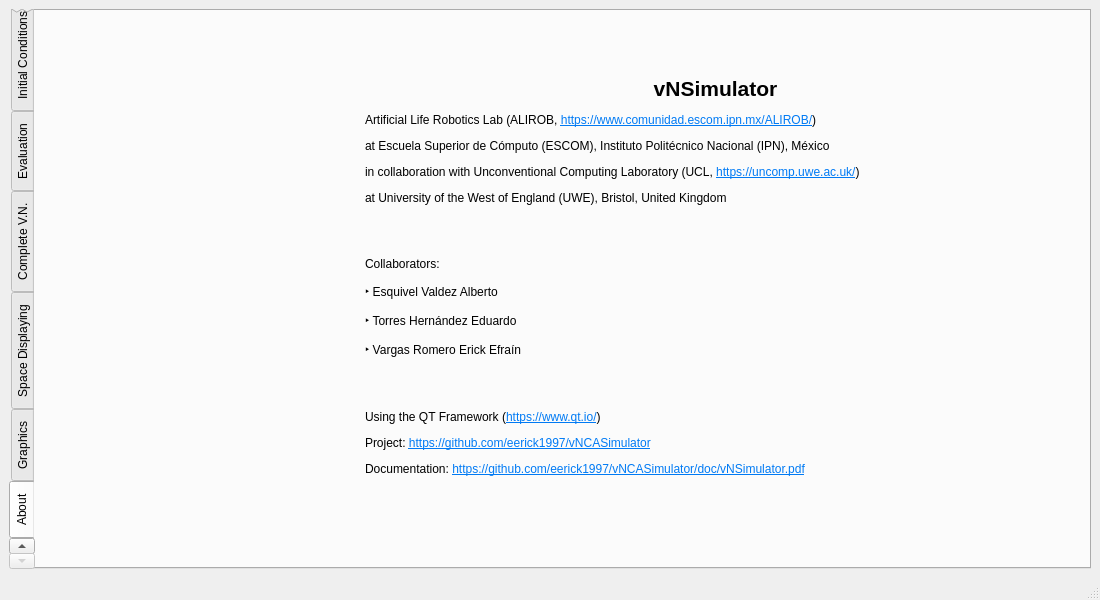
Above: src/mainwindow.ui from eerick1997/vNCASimulator before the change. Below: the same form after it.
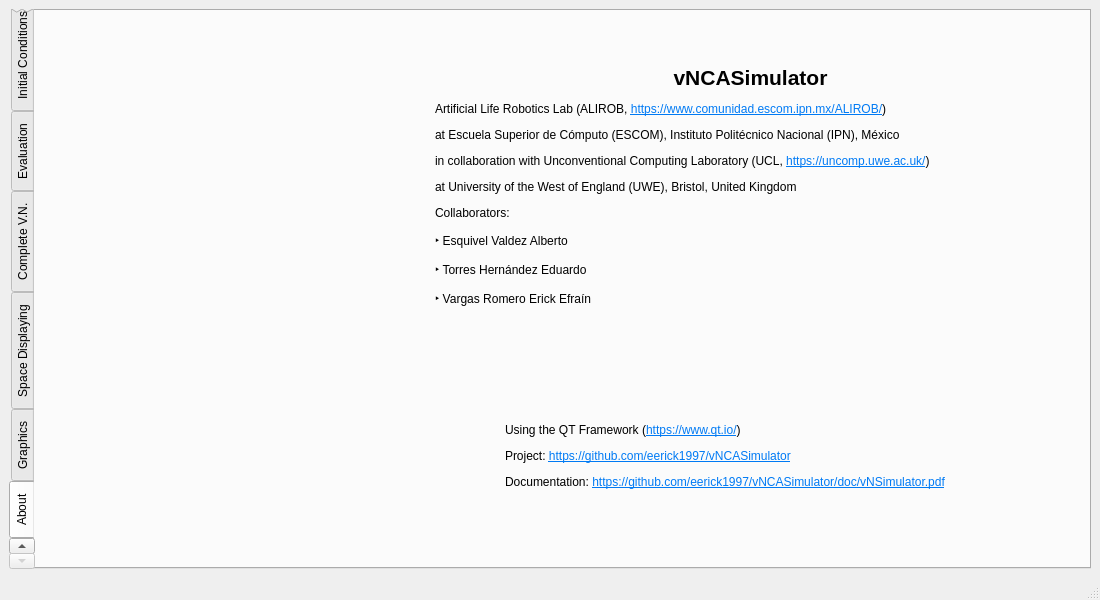
That is the form after the change. Icons and pictures are not drawn.

Commit message: Update About tabpage

The edit to the form file:
```diff
--- a/src/mainwindow.ui
+++ b/src/mainwindow.ui
@@ -5368,23 +5368,23 @@
        <widget class="QLabel" name="label_3">
         <property name="geometry">
          <rect>
-          <x>330</x>
+          <x>400</x>
           <y>10</y>
-          <width>701</width>
-          <height>511</height>
+          <width>631</width>
+          <height>331</height>
          </rect>
         </property>
         <property name="text">
-         <string>&lt;html&gt;&lt;head/&gt;&lt;body&gt;&lt;p align=&quot;center&quot;&gt;&lt;span style=&quot; font-size:16pt; font-weight:600;&quot;&gt;vNSimulator&lt;/span&gt;&lt;/p&gt;&lt;p&gt;Artificial Life Robotics Lab (ALIROB, &lt;a href=&quot;https://www.comunidad.escom.ipn.mx/ALIROB/&quot;&gt;&lt;span style=&quot; text-decoration: underline; color:#007af4;&quot;&gt;https://www.comunidad.escom.ipn.mx/ALIROB/&lt;/span&gt;&lt;/a&gt;)&lt;/p&gt;&lt;p&gt;at Escuela Superior de Cómputo (ESCOM), Instituto Politécnico Nacional (IPN), México &lt;/p&gt;&lt;p&gt;in collaboration with Unconventional Computing Laboratory (UCL, &lt;a href=&quot;https://uncomp.uwe.ac.uk/&quot;&gt;&lt;span style=&quot; text-decoration: underline; color:#007af4;&quot;&gt;https://uncomp.uwe.ac.uk/&lt;/span&gt;&lt;/a&gt;) &lt;/p&gt;&lt;p&gt;at University of the West of England (UWE), Bristol, United Kingdom &lt;/p&gt;&lt;p&gt;&lt;br/&gt;&lt;/p&gt;&lt;p&gt;Collaborators:&lt;/p&gt;&lt;p&gt;‣ Esquivel Valdez Alberto&lt;/p&gt;&lt;p&gt;‣ Torres Hernández Eduardo&lt;/p&gt;&lt;p&gt;‣ Vargas Romero Erick Efraín&lt;/p&gt;&lt;p&gt;&lt;br/&gt;&lt;/p&gt;&lt;p&gt;Using the QT Framework (&lt;a href=&quot;https://www.qt.io/&quot;&gt;&lt;span style=&quot; text-decoration: underline; color:#007af4;&quot;&gt;https://www.qt.io/&lt;/span&gt;&lt;/a&gt;)&lt;/p&gt;&lt;p&gt;Project: &lt;a href=&quot;https://github.com/eerick1997/vNCASimulator&quot;&gt;&lt;span style=&quot; text-decoration: underline; color:#007af4;&quot;&gt;https://github.com/eerick1997/vNCASimulator&lt;/span&gt;&lt;/a&gt;&lt;/p&gt;&lt;p&gt;Documentation: &lt;a href=&quot;https://github.com/eerick1997/vNCASimulator&quot;&gt;&lt;span style=&quot; text-decoration: underline; color:#007af4;&quot;&gt;https://github.com/eerick1997/vNCASimulator/doc/vNSimulator.pdf&lt;/span&gt;&lt;/a&gt;&lt;/p&gt;&lt;/body&gt;&lt;/html&gt;</string>
+         <string>&lt;html&gt;&lt;head/&gt;&lt;body&gt;&lt;p align=&quot;center&quot;&gt;&lt;span style=&quot; font-size:16pt; font-weight:600;&quot;&gt;vNCASimulator&lt;/span&gt;&lt;/p&gt;&lt;p&gt;Artificial Life Robotics Lab (ALIROB, &lt;a href=&quot;https://www.comunidad.escom.ipn.mx/ALIROB/&quot;&gt;&lt;span style=&quot; text-decoration: underline; color:#007af4;&quot;&gt;https://www.comunidad.escom.ipn.mx/ALIROB/&lt;/span&gt;&lt;/a&gt;)&lt;/p&gt;&lt;p&gt;at Escuela Superior de Cómputo (ESCOM), Instituto Politécnico Nacional (IPN), México &lt;/p&gt;&lt;p&gt;in collaboration with Unconventional Computing Laboratory (UCL, &lt;a href=&quot;https://uncomp.uwe.ac.uk/&quot;&gt;&lt;span style=&quot; text-decoration: underline; color:#007af4;&quot;&gt;https://uncomp.uwe.ac.uk/&lt;/span&gt;&lt;/a&gt;) &lt;/p&gt;&lt;p&gt;at University of the West of England (UWE), Bristol, United Kingdom &lt;/p&gt;&lt;p&gt;Collaborators:&lt;/p&gt;&lt;p&gt;‣ Esquivel Valdez Alberto&lt;/p&gt;&lt;p&gt;‣ Torres Hernández Eduardo&lt;/p&gt;&lt;p&gt;‣ Vargas Romero Erick Efraín&lt;/p&gt;&lt;/body&gt;&lt;/html&gt;</string>
         </property>
        </widget>
        <widget class="QLabel" name="label_4">
         <property name="geometry">
          <rect>
-          <x>30</x>
-          <y>190</y>
-          <width>240</width>
-          <height>150</height>
+          <x>250</x>
+          <y>380</y>
+          <width>210</width>
+          <height>120</height>
          </rect>
         </property>
         <property name="text">
@@ -5401,9 +5401,9 @@
         <property name="geometry">
          <rect>
           <x>30</x>
-          <y>370</y>
-          <width>250</width>
-          <height>140</height>
+          <y>380</y>
+          <width>210</width>
+          <height>120</height>
          </rect>
         </property>
         <property name="text">
@@ -5419,10 +5419,10 @@
        <widget class="QLabel" name="label_6">
         <property name="geometry">
          <rect>
-          <x>40</x>
-          <y>20</y>
-          <width>240</width>
-          <height>150</height>
+          <x>30</x>
+          <y>30</y>
+          <width>341</width>
+          <height>321</height>
          </rect>
         </property>
         <property name="text">
@@ -5435,6 +5435,19 @@
          <bool>true</bool>
         </property>
        </widget>
+       <widget class="QLabel" name="linksLabel">
+        <property name="geometry">
+         <rect>
+          <x>470</x>
+          <y>370</y>
+          <width>561</width>
+          <height>151</height>
+         </rect>
+        </property>
+        <property name="text">
+         <string>&lt;html&gt;&lt;head/&gt;&lt;body&gt;&lt;p&gt;Using the QT Framework (&lt;a href=&quot;https://www.qt.io/&quot;&gt;&lt;span style=&quot; text-decoration: underline; color:#007af4;&quot;&gt;https://www.qt.io/&lt;/span&gt;&lt;/a&gt;)&lt;/p&gt;&lt;p&gt;Project: &lt;a href=&quot;https://github.com/eerick1997/vNCASimulator&quot;&gt;&lt;span style=&quot; text-decoration: underline; color:#007af4;&quot;&gt;https://github.com/eerick1997/vNCASimulator&lt;/span&gt;&lt;/a&gt;&lt;/p&gt;&lt;p&gt;Documentation: &lt;a href=&quot;https://github.com/eerick1997/ vNCASimulator/doc/vNSimulator.pdf&quot;&gt;&lt;span style=&quot; text-decoration: underline; color:#007af4;&quot;&gt;https://github.com/eerick1997/vNCASimulator/doc/vNSimulator.pdf&lt;/span&gt;&lt;/a&gt;&lt;/p&gt;&lt;/body&gt;&lt;/html&gt;</string>
+        </property>
+       </widget>
       </widget>
      </widget>
     </item>
```
Left out of the diff: 10 changed lines with no effect on the pictures.
